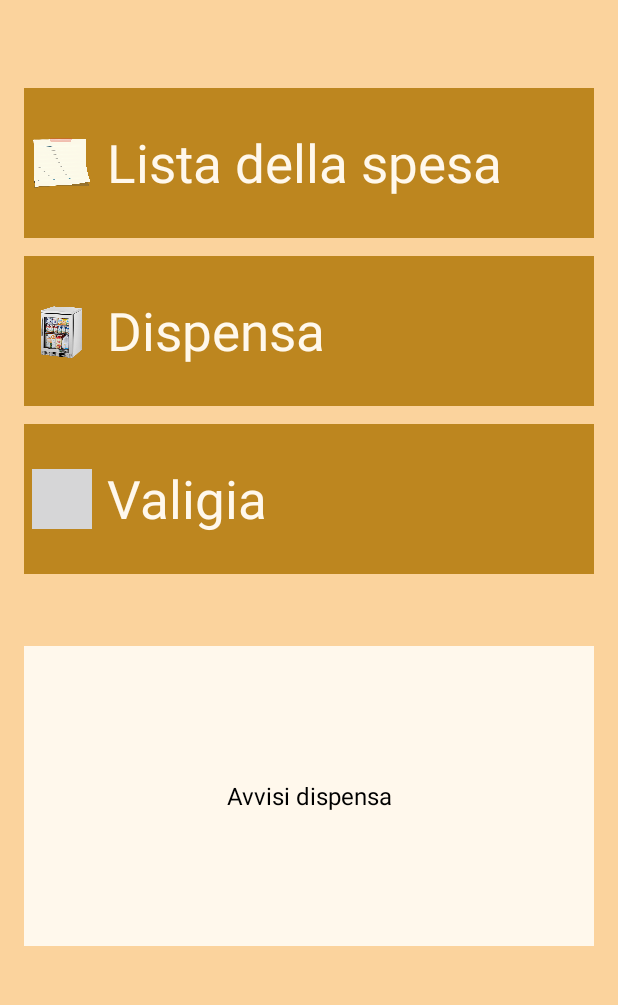
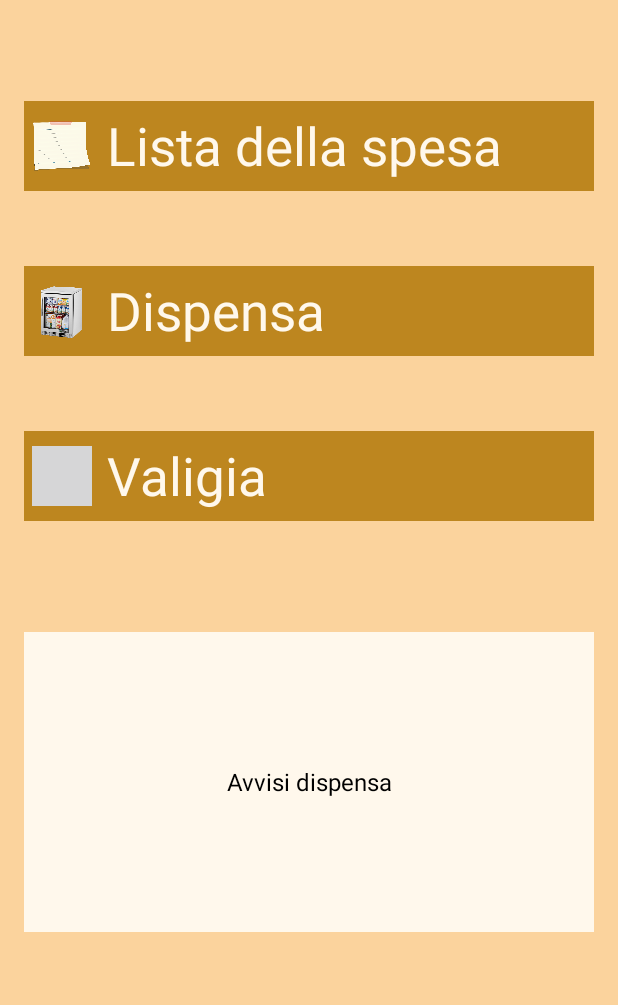
Before and after one commit to YuliaD2609/FarFromHome, an Android app: the screen it shows after launch (MainActivity), on a phone screen of 412 x 824 dp, the part 101-1106 px from its top. Run offline under Robolectric (Android 15) with nearby library versions, the phone set to English and light mode, and no system bars.

Commit message:
Sizes of home

```diff
--- a/app/src/main/res/layout/homepage_main.xml
+++ b/app/src/main/res/layout/homepage_main.xml
@@ -30,11 +30,11 @@
         <!-- Bottone Lista della spesa -->
         <LinearLayout
             android:layout_width="match_parent"
-            android:layout_height="100dp"
+            android:layout_height="60dp"
             android:orientation="horizontal"
             android:gravity="center_vertical"
             android:background="@color/brown"
-            android:layout_marginBottom="12dp">
+            android:layout_marginBottom="50dp">
 
             <ImageView
                 android:layout_width="40dp"
@@ -54,11 +54,11 @@
         <!-- Bottone Dispensa -->
         <LinearLayout
             android:layout_width="match_parent"
-            android:layout_height="100dp"
+            android:layout_height="60dp"
             android:orientation="horizontal"
             android:gravity="center_vertical"
             android:background="@color/brown"
-            android:layout_marginBottom="12dp">
+            android:layout_marginBottom="50dp">
 
             <ImageView
                 android:layout_width="40dp"
@@ -78,11 +78,11 @@
         <!-- Bottone Valigia -->
         <LinearLayout
             android:layout_width="match_parent"
-            android:layout_height="100dp"
+            android:layout_height="60dp"
             android:orientation="horizontal"
             android:gravity="center_vertical"
             android:background="@color/brown"
-            android:layout_marginBottom="24dp">
+            android:layout_marginBottom="50dp">
 
             <ImageView
                 android:layout_width="40dp"
```
